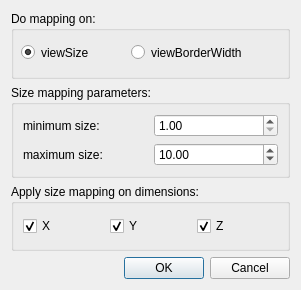
Before: the Qt Designer form plugins/view/HistogramView/SizeScaleConfigDialog.ui in Tulip-Dev/tulip, drawn with Qt 5.
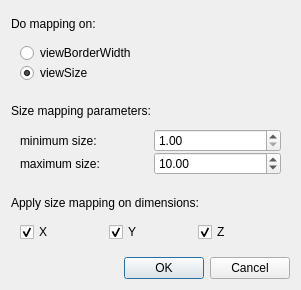
After: the same form once the commit is applied.

Commit message: more QGroupBox replacement in plugins ui

The edit to the form file:
```diff
--- a/plugins/view/HistogramView/SizeScaleConfigDialog.ui
+++ b/plugins/view/HistogramView/SizeScaleConfigDialog.ui
@@ -15,47 +15,57 @@
   </property>
   <layout class="QVBoxLayout" name="verticalLayout">
    <item>
-    <widget class="QGroupBox" name="groupBox_3">
-     <property name="title">
+    <widget class="QLabel" name="label_3">
+     <property name="text">
       <string>Do mapping on:</string>
      </property>
-     <widget class="QRadioButton" name="viewSizeRB">
-      <property name="geometry">
-       <rect>
-        <x>10</x>
-        <y>30</y>
-        <width>251</width>
-        <height>23</height>
-       </rect>
+    </widget>
+   </item>
+   <item>
+    <widget class="QFrame" name="frame_3">
+     <layout class="QVBoxLayout" name="verticalLayout_2">
+      <property name="spacing">
+       <number>0</number>
       </property>
-      <property name="text">
-       <string>viewSize</string>
+      <property name="topMargin">
+       <number>0</number>
       </property>
-      <property name="checked">
-       <bool>true</bool>
-      </property>
-     </widget>
-     <widget class="QRadioButton" name="viewBorderWidthRB">
-      <property name="geometry">
-       <rect>
-        <x>120</x>
-        <y>30</y>
-        <width>141</width>
-        <height>23</height>
-       </rect>
-      </property>
-      <property name="text">
-       <string>viewBorderWidth</string>
-      </property>
-     </widget>
+      <item>
+       <widget class="QRadioButton" name="viewBorderWidthRB">
+        <property name="text">
+         <string>viewBorderWidth</string>
+        </property>
+       </widget>
+      </item>
+      <item>
+       <widget class="QRadioButton" name="viewSizeRB">
+        <property name="text">
+         <string>viewSize</string>
+        </property>
+        <property name="checked">
+         <bool>true</bool>
+        </property>
+       </widget>
+      </item>
+     </layout>
     </widget>
    </item>
    <item>
-    <widget class="QGroupBox" name="groupBox">
-     <property name="title">
+    <widget class="QLabel" name="label_4">
+     <property name="text">
       <string>Size mapping parameters:</string>
      </property>
+    </widget>
+   </item>
+   <item>
+    <widget class="QFrame" name="frame">
      <layout class="QGridLayout" name="gridLayout">
+      <property name="topMargin">
+       <number>0</number>
+      </property>
+      <property name="verticalSpacing">
+       <number>0</number>
+      </property>
       <item row="0" column="0">
        <widget class="QLabel" name="label">
         <property name="text">
@@ -97,11 +107,18 @@
     </widget>
    </item>
    <item>
-    <widget class="QGroupBox" name="dimensionsMappingGB">
-     <property name="title">
+    <widget class="QLabel" name="label_5">
+     <property name="text">
       <string>Apply size mapping on dimensions:</string>
      </property>
+    </widget>
+   </item>
+   <item>
+    <widget class="QFrame" name="dimensionsMappingGB">
      <layout class="QHBoxLayout" name="horizontalLayout">
+      <property name="topMargin">
+       <number>0</number>
+      </property>
       <item>
        <widget class="QCheckBox" name="xCB">
         <property name="text">
```
The commit also changes 10 other files.
